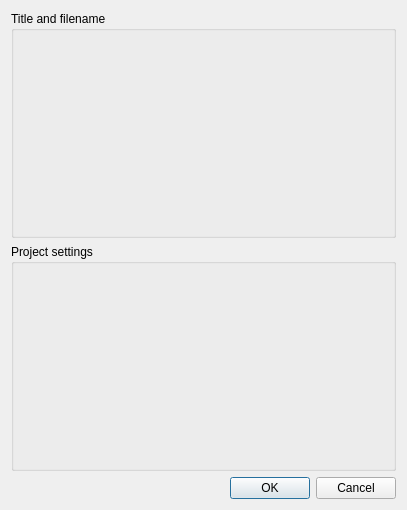
BackupTheBerlios/saya-svn, file trunk/src/resources/newproject.ui: the form before one commit.
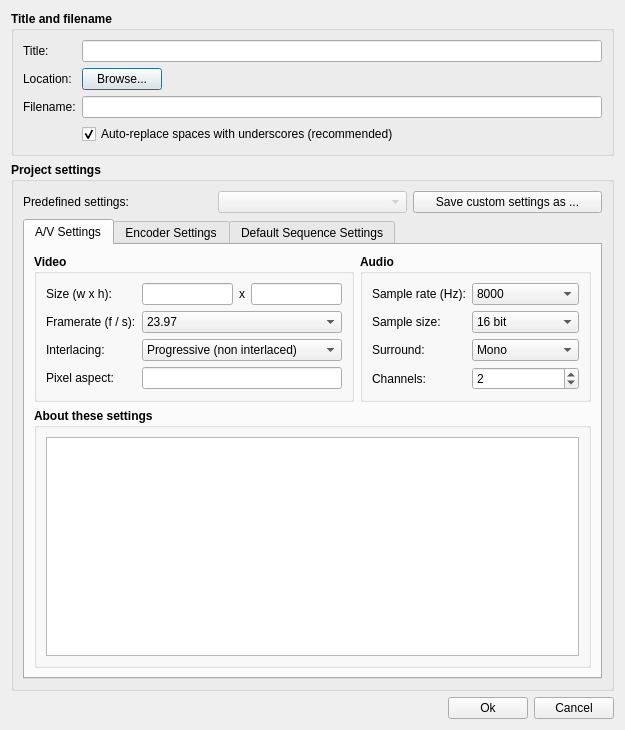
The form after the commit.

Commit message: Almost finished New Project Dialog. Integration is pending only.

The edit to the form file:
```diff
--- a/trunk/src/resources/newproject.ui
+++ b/trunk/src/resources/newproject.ui
@@ -1,41 +1,753 @@
 <ui version="4.0" >
  <class>new_project_dialog</class>
  <widget class="QDialog" name="new_project_dialog" >
+  <property name="enabled" >
+   <bool>true</bool>
+  </property>
   <property name="geometry" >
    <rect>
     <x>0</x>
     <y>0</y>
-    <width>407</width>
-    <height>510</height>
+    <width>625</width>
+    <height>730</height>
    </rect>
   </property>
   <property name="windowTitle" >
    <string>Create new project</string>
   </property>
-  <layout class="QVBoxLayout" name="verticalLayout" >
+  <layout class="QVBoxLayout" >
    <item>
-    <widget class="QGroupBox" name="groupBox_2" >
+    <widget class="QGroupBox" name="m_TitleAndFilename" >
+     <property name="font" >
+      <font>
+       <weight>75</weight>
+       <bold>true</bold>
+      </font>
+     </property>
      <property name="title" >
       <string>Title and filename</string>
      </property>
+     <layout class="QFormLayout" name="formLayout" >
+      <property name="fieldGrowthPolicy" >
+       <enum>QFormLayout::AllNonFixedFieldsGrow</enum>
+      </property>
+      <item row="0" column="0" >
+       <widget class="QLabel" name="m_label" >
+        <property name="font" >
+         <font>
+          <weight>50</weight>
+          <bold>false</bold>
+         </font>
+        </property>
+        <property name="toolTip" >
+         <string comment="This will be the project's official name." >This will be the Project's official name.</string>
+        </property>
+        <property name="text" >
+         <string>Title:</string>
+        </property>
+       </widget>
+      </item>
+      <item row="0" column="1" >
+       <widget class="QLineEdit" name="idNewPrjTitle" >
+        <property name="font" >
+         <font>
+          <weight>50</weight>
+          <bold>false</bold>
+         </font>
+        </property>
+        <property name="toolTip" >
+         <string comment="This will be the project's official name." >This will be the Project's official name.</string>
+        </property>
+       </widget>
+      </item>
+      <item row="2" column="0" >
+       <widget class="QLabel" name="m_label_3" >
+        <property name="font" >
+         <font>
+          <weight>50</weight>
+          <bold>false</bold>
+         </font>
+        </property>
+        <property name="toolTip" >
+         <string>The project's filename. Note that replacing spaces with underscores is recommended.</string>
+        </property>
+        <property name="text" >
+         <string>Filename:</string>
+        </property>
+       </widget>
+      </item>
+      <item row="2" column="1" >
+       <widget class="QLineEdit" name="idNewPrjFilename" >
+        <property name="font" >
+         <font>
+          <weight>50</weight>
+          <bold>false</bold>
+         </font>
+        </property>
+        <property name="toolTip" >
+         <string>The project's filename. Note that replacing spaces with underscores is recommended.</string>
+        </property>
+       </widget>
+      </item>
+      <item row="3" column="1" >
+       <widget class="QCheckBox" name="idNewPrjUnderscores" >
+        <property name="enabled" >
+         <bool>true</bool>
+        </property>
+        <property name="font" >
+         <font>
+          <weight>50</weight>
+          <bold>false</bold>
+         </font>
+        </property>
+        <property name="text" >
+         <string>Auto-replace spaces with underscores (recommended)</string>
+        </property>
+        <property name="checked" >
+         <bool>true</bool>
+        </property>
+       </widget>
+      </item>
+      <item row="1" column="0" >
+       <widget class="QLabel" name="m_label_2" >
+        <property name="font" >
+         <font>
+          <weight>50</weight>
+          <bold>false</bold>
+         </font>
+        </property>
+        <property name="toolTip" >
+         <string>The directory where the project file will be created.
+For portability purposes, all resources (video, audio, etc.) SHOULD be beneath this directory.</string>
+        </property>
+        <property name="text" >
+         <string>Location:</string>
+        </property>
+       </widget>
+      </item>
+      <item row="1" column="1" >
+       <layout class="QHBoxLayout" name="m_horizontalLayout_2" >
+        <item>
+         <widget class="QPushButton" name="btnPrjLocation" >
+          <property name="enabled" >
+           <bool>true</bool>
+          </property>
+          <property name="font" >
+           <font>
+            <weight>50</weight>
+            <bold>false</bold>
+           </font>
+          </property>
+          <property name="toolTip" >
+           <string>The directory where the project file will be created.
+For portability purposes, all resources (video, audio, etc.) SHOULD be beneath this directory.</string>
+          </property>
+          <property name="text" >
+           <string>Browse...</string>
+          </property>
+         </widget>
+        </item>
+        <item>
+         <spacer name="m_horizontalSpacer" >
+          <property name="orientation" >
+           <enum>Qt::Horizontal</enum>
+          </property>
+          <property name="sizeHint" stdset="0" >
+           <size>
+            <width>40</width>
+            <height>20</height>
+           </size>
+          </property>
+         </spacer>
+        </item>
+       </layout>
+      </item>
+     </layout>
     </widget>
    </item>
    <item>
-    <widget class="QGroupBox" name="groupBox" >
+    <widget class="QGroupBox" name="m_ProjectSettings" >
+     <property name="font" >
+      <font>
+       <weight>75</weight>
+       <bold>true</bold>
+      </font>
+     </property>
      <property name="title" >
       <string>Project settings</string>
      </property>
+     <layout class="QVBoxLayout" name="verticalLayout" >
+      <item>
+       <layout class="QHBoxLayout" name="m_horizontalLayout" >
+        <item>
+         <widget class="QLabel" name="m_label_4" >
+          <property name="font" >
+           <font>
+            <weight>50</weight>
+            <bold>false</bold>
+           </font>
+          </property>
+          <property name="text" >
+           <string>Predefined settings:</string>
+          </property>
+         </widget>
+        </item>
+        <item>
+         <widget class="QComboBox" name="idNewPrjPresets" >
+          <property name="enabled" >
+           <bool>false</bool>
+          </property>
+          <property name="font" >
+           <font>
+            <weight>50</weight>
+            <bold>false</bold>
+           </font>
+          </property>
+         </widget>
+        </item>
+        <item>
+         <widget class="QPushButton" name="btnNewPrjSaveSettingsAs" >
+          <property name="enabled" >
+           <bool>true</bool>
+          </property>
+          <property name="font" >
+           <font>
+            <weight>50</weight>
+            <bold>false</bold>
+           </font>
+          </property>
+          <property name="toolTip" >
+           <string>Saves the current project's settings as predefined settings</string>
+          </property>
+          <property name="text" >
+           <string>Save custom settings as ...</string>
+          </property>
+         </widget>
+        </item>
+       </layout>
+      </item>
+      <item>
+       <widget class="QTabWidget" name="m_tabWidget" >
+        <property name="enabled" >
+         <bool>true</bool>
+        </property>
+        <property name="font" >
+         <font>
+          <weight>50</weight>
+          <bold>false</bold>
+         </font>
+        </property>
+        <property name="tabPosition" >
+         <enum>QTabWidget::North</enum>
+        </property>
+        <property name="currentIndex" >
+         <number>0</number>
+        </property>
+        <widget class="QWidget" name="m_AudioVideoSettingsTab" >
+         <property name="enabled" >
+          <bool>true</bool>
+         </property>
+         <attribute name="title" >
+          <string>A/V Settings</string>
+         </attribute>
+         <layout class="QVBoxLayout" name="verticalLayout_3" >
+          <item>
+           <layout class="QVBoxLayout" name="m_verticalLayout_2" >
+            <item>
+             <layout class="QHBoxLayout" name="m_horizontalLayout_5" >
+              <item>
+               <widget class="QGroupBox" name="m_ProjectSettingsVideo" >
+                <property name="font" >
+                 <font>
+                  <weight>75</weight>
+                  <bold>true</bold>
+                 </font>
+                </property>
+                <property name="title" >
+                 <string>Video</string>
+                </property>
+                <layout class="QFormLayout" name="formLayout_3" >
+                 <item row="0" column="0" >
+                  <widget class="QLabel" name="m_label_5" >
+                   <property name="font" >
+                    <font>
+                     <weight>50</weight>
+                     <bold>false</bold>
+                    </font>
+                   </property>
+                   <property name="text" >
+                    <string>Size (w x h):</string>
+                   </property>
+                  </widget>
+                 </item>
+                 <item row="1" column="0" >
+                  <widget class="QLabel" name="m_label_6" >
+                   <property name="font" >
+                    <font>
+                     <weight>50</weight>
+                     <bold>false</bold>
+                    </font>
+                   </property>
+                   <property name="text" >
+                    <string>Framerate (f / s):</string>
+                   </property>
+                  </widget>
+                 </item>
+                 <item row="2" column="0" >
+                  <widget class="QLabel" name="m_label_7" >
+                   <property name="font" >
+                    <font>
+                     <weight>50</weight>
+                     <bold>false</bold>
+                    </font>
+                   </property>
+                   <property name="text" >
+                    <string>Interlacing:</string>
+                   </property>
+                  </widget>
+                 </item>
+                 <item row="2" column="1" >
+                  <widget class="QComboBox" name="idNewPrjAVSettings_interlacing" >
+                   <property name="font" >
+                    <font>
+                     <weight>50</weight>
+                     <bold>false</bold>
+                    </font>
+                   </property>
+                   <item>
+                    <property name="text" >
+                     <string>Progressive (non interlaced)</string>
+                    </property>
+                   </item>
+                   <item>
+                    <property name="text" >
+                     <string>Interlaced; bottom field first</string>
+                    </property>
+                   </item>
+                   <item>
+                    <property name="text" >
+                     <string>interlaced; top field first</string>
+                    </property>
+                   </item>
+                  </widget>
+                 </item>
+                 <item row="3" column="0" >
+                  <widget class="QLabel" name="m_label_8" >
+                   <property name="enabled" >
+                    <bool>true</bool>
+                   </property>
+                   <property name="font" >
+                    <font>
+                     <weight>50</weight>
+                     <bold>false</bold>
+                    </font>
+                   </property>
+                   <property name="toolTip" >
+                    <string>Sets the pixels' aspect ratio.
+2.0: The pixels are twice as wide as they're tall.
+0.5: The pixels are half as wide as they're tall.
+1.0: The pixels are square.</string>
+                   </property>
+                   <property name="text" >
+                    <string>Pixel aspect:</string>
+                   </property>
+                  </widget>
+                 </item>
+                 <item row="3" column="1" >
+                  <widget class="QLineEdit" name="idNewPrjAVSettings_pixelaspect" >
+                   <property name="font" >
+                    <font>
+                     <weight>50</weight>
+                     <bold>false</bold>
+                    </font>
+                   </property>
+                   <property name="toolTip" >
+                    <string>Sets the pixels' aspect ratio.
+2.0: The pixels are twice as wide as they're tall.
+0.5: The pixels are half as wide as they're tall.
+1.0: The pixels are square.</string>
+                   </property>
+                  </widget>
+                 </item>
+                 <item row="0" column="1" >
+                  <layout class="QHBoxLayout" name="m_horizontalLayout_6" >
+                   <item>
+                    <widget class="QLineEdit" name="idNewPrjAVSettings_width" >
+                     <property name="font" >
+                      <font>
+                       <weight>50</weight>
+                       <bold>false</bold>
+                      </font>
+                     </property>
+                    </widget>
+                   </item>
+                   <item>
+                    <widget class="QLabel" name="m_label_13" >
+                     <property name="font" >
+                      <font>
+                       <weight>50</weight>
+                       <bold>false</bold>
+                      </font>
+                     </property>
+                     <property name="text" >
+                      <string>x</string>
+                     </property>
+                    </widget>
+                   </item>
+                   <item>
+                    <widget class="QLineEdit" name="idNewPrjAVSettings_height" >
+                     <property name="font" >
+                      <font>
+                       <weight>50</weight>
+                       <bold>false</bold>
+                      </font>
+                     </property>
+                    </widget>
+                   </item>
+                  </layout>
+                 </item>
+                 <item row="1" column="1" >
+                  <widget class="QComboBox" name="idNewPrjAVSettings_fps" >
+                   <property name="font" >
+                    <font>
+                     <weight>50</weight>
+                     <bold>false</bold>
+                    </font>
+                   </property>
+                   <property name="currentIndex" >
+                    <number>0</number>
+                   </property>
+                   <property name="minimumContentsLength" >
+                    <number>0</number>
+                   </property>
+                   <item>
+                    <property name="text" >
+                     <string>23.97</string>
+                    </property>
+                   </item>
+                   <item>
+                    <property name="text" >
+                     <string>24</string>
+                    </property>
+                   </item>
+                   <item>
+                    <property name="text" >
+                     <string>25</string>
+                    </property>
+                   </item>
+                   <item>
+                    <property name="text" >
+                     <string>29.997</string>
+                    </property>
+                   </item>
+                   <item>
+                    <property name="text" >
+                     <string>30</string>
+                    </property>
+                   </item>
+                  </widget>
+                 </item>
+                </layout>
+               </widget>
+              </item>
+              <item>
+               <widget class="QGroupBox" name="m_ProjectSettingsAudio" >
+                <property name="font" >
+                 <font>
+                  <weight>75</weight>
+                  <bold>true</bold>
+                 </font>
+                </property>
+                <property name="title" >
+                 <string>Audio</string>
+                </property>
+                <layout class="QFormLayout" name="formLayout_4" >
+                 <property name="fieldGrowthPolicy" >
+                  <enum>QFormLayout::AllNonFixedFieldsGrow</enum>
+                 </property>
+                 <item row="0" column="0" >
+                  <widget class="QLabel" name="m_label_9" >
+                   <property name="font" >
+                    <font>
+                     <weight>50</weight>
+                     <bold>false</bold>
+                    </font>
+                   </property>
+                   <property name="text" >
+                    <string>Sample rate (Hz):</string>
+                   </property>
+                  </widget>
+                 </item>
+                 <item row="0" column="1" >
+                  <widget class="QComboBox" name="idNewPrjAVSettings_samplerate" >
+                   <property name="font" >
+                    <font>
+                     <weight>50</weight>
+                     <bold>false</bold>
+                    </font>
+                   </property>
+                   <item>
+                    <property name="text" >
+                     <string>8000</string>
+                    </property>
+                   </item>
+                   <item>
+                    <property name="text" >
+                     <string>11025</string>
+                    </property>
+                   </item>
+                   <item>
+                    <property name="text" >
+                     <string>16000</string>
+                    </property>
+                   </item>
+                   <item>
+                    <property name="text" >
+                     <string>22050</string>
+                    </property>
+                   </item>
+                   <item>
+                    <property name="text" >
+                     <string>24000</string>
+                    </property>
+                   </item>
+                   <item>
+                    <property name="text" >
+                     <string>32000</string>
+                    </property>
+                   </item>
+                   <item>
+                    <property name="text" >
+                     <string>44100</string>
+                    </property>
+                   </item>
+                   <item>
+                    <property name="text" >
+                     <string>48000</string>
+                    </property>
+                   </item>
+                   <item>
+                    <property name="text" >
+                     <string>96000</string>
+                    </property>
+                   </item>
+                  </widget>
+                 </item>
+                 <item row="1" column="0" >
+                  <widget class="QLabel" name="m_label_10" >
+                   <property name="font" >
+                    <font>
+                     <weight>50</weight>
+                     <bold>false</bold>
+                    </font>
+                   </property>
+                   <property name="text" >
+                    <string>Sample size:</string>
+                   </property>
+                  </widget>
+                 </item>
+                 <item row="1" column="1" >
+                  <widget class="QComboBox" name="idNewPrjAVSettings_samplesize" >
+                   <property name="font" >
+                    <font>
+                     <weight>50</weight>
+                     <bold>false</bold>
+                    </font>
+                   </property>
+                   <item>
+                    <property name="text" >
+                     <string>16 bit</string>
+                    </property>
+                   </item>
+                   <item>
+                    <property name="text" >
+                     <string>8 bit</string>
+                    </property>
+                   </item>
+                  </widget>
+                 </item>
+                 <item row="2" column="0" >
+                  <widget class="QLabel" name="m_label_11" >
+                   <property name="font" >
+                    <font>
+                     <weight>50</weight>
+                     <bold>false</bold>
+                    </font>
+                   </property>
+                   <property name="text" >
+                    <string>Surround:</string>
+                   </property>
+                  </widget>
+                 </item>
+                 <item row="2" column="1" >
+                  <widget class="QComboBox" name="idNewPrjAVSettings_surround" >
+                   <property name="font" >
+                    <font>
+                     <weight>50</weight>
+                     <bold>false</bold>
+                    </font>
+                   </property>
+                   <item>
+                    <property name="text" >
+                     <string>Mono</string>
+                    </property>
+                   </item>
+                   <item>
+                    <property name="text" >
+                     <string>Stereo</string>
+                    </property>
+                   </item>
+                   <item>
+                    <property name="text" >
+                     <string>5.1 Surround</string>
+                    </property>
+                   </item>
+                   <item>
+                    <property name="text" >
+                     <string>7.1 Surround</string>
+                    </property>
+                   </item>
+                   <item>
+                    <property name="text" >
+                     <string>10.2 Surround</string>
+                    </property>
+                   </item>
+                   <item>
+                    <property name="text" >
+                     <string>Custom</string>
+                    </property>
+                   </item>
+                  </widget>
+                 </item>
+                 <item row="3" column="0" >
+                  <widget class="QLabel" name="m_label_12" >
+                   <property name="enabled" >
+                    <bool>true</bool>
+                   </property>
+                   <property name="font" >
+                    <font>
+                     <weight>50</weight>
+                     <bold>false</bold>
+                    </font>
+                   </property>
+                   <property name="text" >
+                    <string>Channels:</string>
+                   </property>
+                  </widget>
+                 </item>
+                 <item row="3" column="1" >
+                  <widget class="QSpinBox" name="idNewPrjAVSettings_channels" >
+                   <property name="font" >
+                    <font>
+                     <weight>50</weight>
+                     <bold>false</bold>
+                    </font>
+                   </property>
+                   <property name="minimum" >
+                    <number>1</number>
+                   </property>
+                   <property name="maximum" >
+                    <number>32</number>
+                   </property>
+                   <property name="value" >
+                    <number>2</number>
+                   </property>
+                  </widget>
+                 </item>
+                </layout>
+               </widget>
+              </item>
+             </layout>
+            </item>
+            <item>
+             <widget class="QGroupBox" name="m_ProjectSettingsAbout" >
+              <property name="font" >
+               <font>
+                <weight>75</weight>
+                <bold>true</bold>
+               </font>
+              </property>
+              <property name="title" >
+               <string>About these settings</string>
+              </property>
+              <layout class="QVBoxLayout" name="verticalLayout_5" >
+               <item>
+                <widget class="QTextEdit" name="idNewPrjAVSettings_description" >
+                 <property name="sizePolicy" >
+                  <sizepolicy vsizetype="Expanding" hsizetype="Expanding" >
+                   <horstretch>0</horstretch>
+                   <verstretch>0</verstretch>
+                  </sizepolicy>
+                 </property>
+                 <property name="font" >
+                  <font>
+                   <weight>50</weight>
+                   <bold>false</bold>
+                  </font>
+                 </property>
+                </widget>
+               </item>
+              </layout>
+             </widget>
+            </item>
+           </layout>
+          </item>
+         </layout>
+        </widget>
+        <widget class="QWidget" name="m_EncoderSettingsTab" >
+         <property name="enabled" >
+          <bool>true</bool>
+         </property>
+         <attribute name="title" >
+          <string>Encoder Settings</string>
+         </attribute>
+        </widget>
+        <widget class="QWidget" name="m_DefaultSequenceSettingsTab" >
+         <property name="enabled" >
+          <bool>true</bool>
+         </property>
+         <property name="toolTip" >
+          <string>When you create a new sequence, it will adopt these settings.</string>
+         </property>
+         <attribute name="title" >
+          <string>Default Sequence Settings</string>
+         </attribute>
+        </widget>
+       </widget>
+      </item>
+     </layout>
     </widget>
    </item>
    <item>
-    <widget class="QDialogButtonBox" name="buttonBox" >
-     <property name="orientation" >
-      <enum>Qt::Horizontal</enum>
-     </property>
-     <property name="standardButtons" >
-      <set>QDialogButtonBox::Cancel|QDialogButtonBox::Ok</set>
-     </property>
-    </widget>
+    <layout class="QHBoxLayout" name="m_horizontalLayout_3" >
+     <item>
+      <spacer name="m_horizontalSpacer_2" >
+       <property name="orientation" >
+        <enum>Qt::Horizontal</enum>
+       </property>
+       <property name="sizeHint" stdset="0" >
+        <size>
+         <width>40</width>
+         <height>20</height>
+        </size>
+       </property>
+      </spacer>
+     </item>
+     <item>
+      <widget class="QPushButton" name="btnOk" >
+       <property name="text" >
+        <string>Ok</string>
+       </property>
+      </widget>
+     </item>
+     <item>
+      <widget class="QPushButton" name="btnCancel" >
+       <property name="text" >
+        <string>Cancel</string>
+       </property>
+      </widget>
+     </item>
+    </layout>
    </item>
   </layout>
  </widget>
```
Left out of the diff: 37 changed lines with no effect on the pictures.
